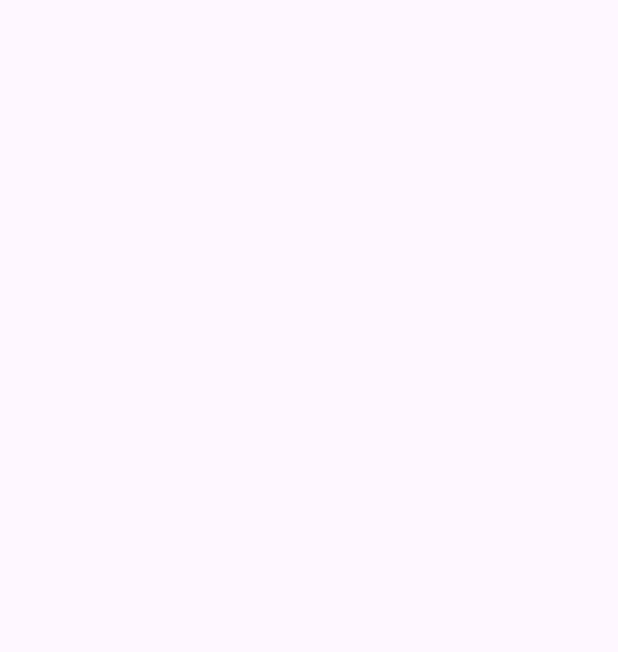
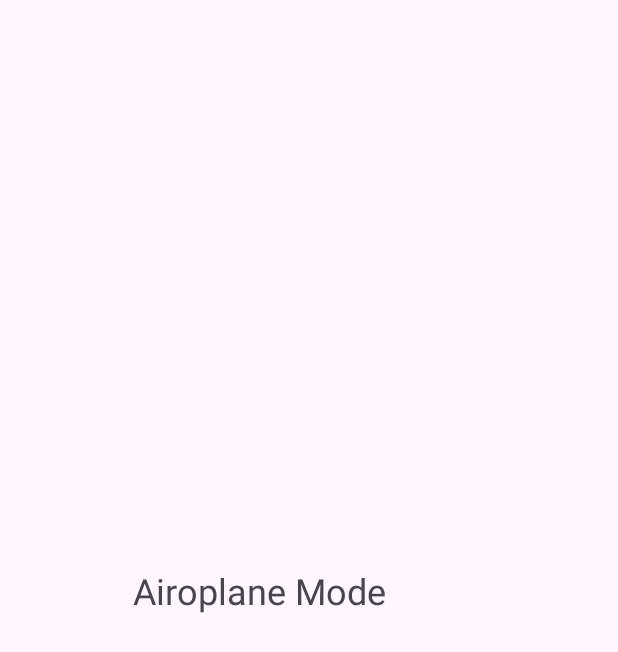
Before and after one commit to AsadAnalyst/App-Development, an Android app: the screen it shows after launch (BroadcastExample1), on a phone screen of 412 x 824 dp. Before the commit the part shown is empty. Shown: the top 652 px of the screen. Run offline under Robolectric (Android 15) with nearby library versions, the phone set to English and light mode, and no system bars.

Commit message:
Adding Broadcast Functionality

```diff
--- a/app/src/main/AndroidManifest.xml
+++ b/app/src/main/AndroidManifest.xml
@@ -85,6 +85,8 @@
                 <category android:name="android.intent.category.LAUNCHER" />
             </intent-filter>
         </activity>
+
+        <receiver android:name=".BroadcastExample.AiroplaneModeBroadcast" />
     </application>
 
 </manifest>
--- a/app/src/main/java/com/example/appdevelopment/BroadcastExample/BroadcastExample1.java
+++ b/app/src/main/java/com/example/appdevelopment/BroadcastExample/BroadcastExample1.java
@@ -1,5 +1,7 @@
 package com.example.appdevelopment.BroadcastExample;
 
+import android.content.Intent;
+import android.content.IntentFilter;
 import android.os.Bundle;
 
 import androidx.activity.EdgeToEdge;
@@ -12,6 +14,9 @@ import com.example.appdevelopment.R;
 
 public class BroadcastExample1 extends AppCompatActivity {
 
+    AiroplaneModeBroadcast obj =new AiroplaneModeBroadcast();
+
+
     @Override
     protected void onCreate(Bundle savedInstanceState) {
         super.onCreate(savedInstanceState);
@@ -23,4 +28,18 @@ public class BroadcastExample1 extends AppCompatActivity {
             return insets;
         });
     }
+
+    @Override
+    protected void onStart() {
+        super.onStart();
+
+        IntentFilter intentFilter=new IntentFilter(Intent.ACTION_AIRPLANE_MODE_CHANGED);
+        registerReceiver(obj,intentFilter);
+    }
+
+    @Override
+    protected void onPause() {
+        super.onPause();
+        unregisterReceiver(obj);
+    }
 }
--- a/app/src/main/res/layout/activity_broadcast_example1.xml
+++ b/app/src/main/res/layout/activity_broadcast_example1.xml
@@ -7,4 +7,14 @@
     android:layout_height="match_parent"
     tools:context=".BroadcastExample.BroadcastExample1">
 
+    <TextView
+        android:id="@+id/textView2"
+        android:layout_width="235dp"
+        android:layout_height="69dp"
+        android:text="Airoplane Mode"
+        android:textSize="24sp"
+        app:layout_constraintBottom_toBottomOf="parent"
+        app:layout_constraintEnd_toEndOf="parent"
+        app:layout_constraintStart_toStartOf="parent"
+        app:layout_constraintTop_toTopOf="parent" />
 </androidx.constraintlayout.widget.ConstraintLayout>
```
Also changed, not shown: app/src/main/java/com/example/appdevelopment/BroadcastExample/AiroplaneModeBroadcast.java (added, +25 -0 lines).
